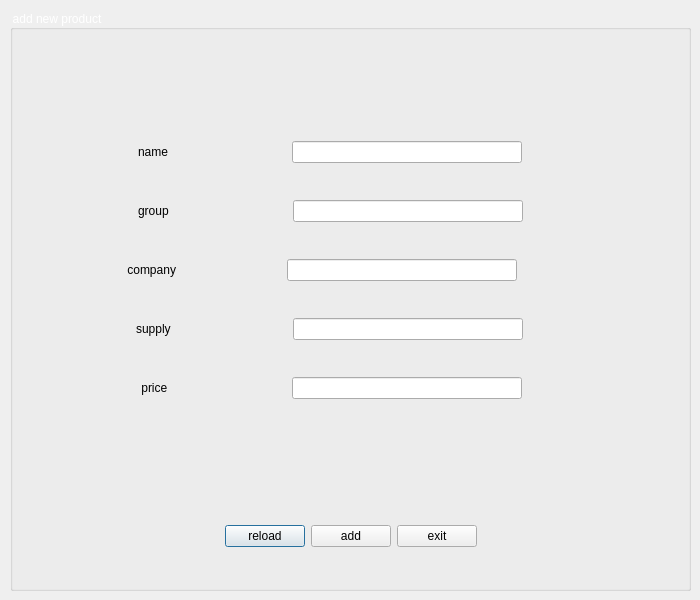
Qt form adminadd.ui (melika-ag8/finalfoof) before a commit.
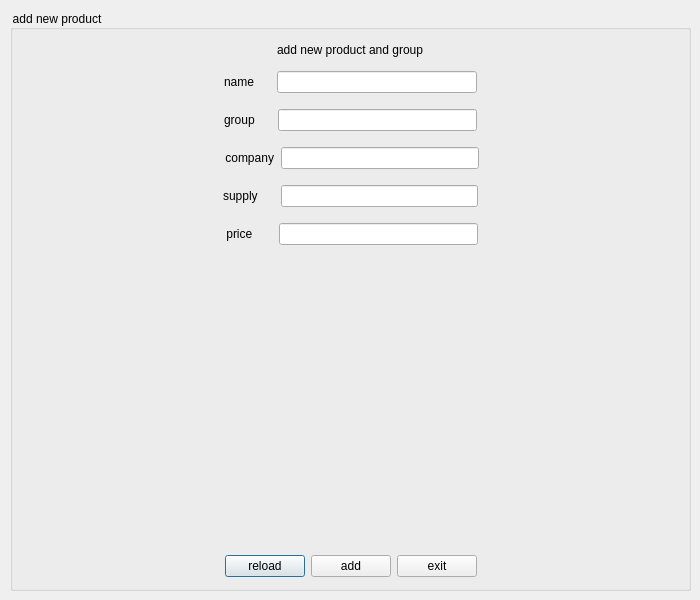
The same form after that commit. Icons and pictures are not drawn.

The edit to the form file:
```diff
--- a/adminadd.ui
+++ b/adminadd.ui
@@ -35,7 +35,7 @@
     </rect>
    </property>
    <property name="styleSheet">
-    <string notr="true">color:white;</string>
+    <string notr="true">color:black;</string>
    </property>
    <property name="title">
     <string>add new product</string>
@@ -69,20 +69,55 @@
       <number>5</number>
      </property>
      <item>
-      <spacer name="verticalSpacer_3">
+      <layout class="QVBoxLayout" name="verticalLayout">
+       <property name="leftMargin">
+        <number>5</number>
+       </property>
+       <property name="topMargin">
+        <number>5</number>
+       </property>
+       <property name="rightMargin">
+        <number>5</number>
+       </property>
+       <property name="bottomMargin">
+        <number>5</number>
+       </property>
+       <item>
+        <layout class="QHBoxLayout" name="horizontalLayout">
+         <item>
+          <spacer name="horizontalSpacer_9">
        <property name="orientation">
-        <enum>Qt::Vertical</enum>
-       </property>
-       <property name="sizeType">
-        <enum>QSizePolicy::Fixed</enum>
-       </property>
+            <enum>Qt::Horizontal</enum>
+           </property>
+           <property name="sizeHint" stdset="0">
+            <size>
+             <width>40</width>
+             <height>20</height>
+            </size>
+           </property>
+          </spacer>
+         </item>
+         <item>
+          <widget class="QLabel" name="label_5">
+           <property name="text">
+            <string>add new product and group</string>
+           </property>
+          </widget>
+         </item>
+         <item>
+          <spacer name="horizontalSpacer_8">
+           <property name="orientation">
+            <enum>Qt::Horizontal</enum>
+           </property>
        <property name="sizeHint" stdset="0">
         <size>
-         <width>20</width>
-         <height>80</height>
+             <width>40</width>
+             <height>20</height>
         </size>
        </property>
       </spacer>
+         </item>
+        </layout>
      </item>
      <item>
       <layout class="QHBoxLayout" name="horizontalLayout_3">
@@ -98,6 +133,19 @@
        <property name="bottomMargin">
         <number>5</number>
        </property>
+         <item>
+          <spacer name="horizontalSpacer_5">
+           <property name="orientation">
+            <enum>Qt::Horizontal</enum>
+           </property>
+           <property name="sizeHint" stdset="0">
+            <size>
+             <width>40</width>
+             <height>20</height>
+            </size>
+           </property>
+          </spacer>
+         </item>
        <item>
         <widget class="QLabel" name="label">
          <property name="sizePolicy">
@@ -110,22 +158,22 @@
           <string notr="true">color:black;</string>
          </property>
          <property name="text">
-          <string>name</string>
+            <string>name     </string>
          </property>
         </widget>
        </item>
        <item>
         <widget class="QLineEdit" name="nameline">
          <property name="sizePolicy">
-          <sizepolicy hsizetype="Fixed" vsizetype="Fixed">
+            <sizepolicy hsizetype="Expanding" vsizetype="Fixed">
            <horstretch>0</horstretch>
            <verstretch>0</verstretch>
           </sizepolicy>
          </property>
          <property name="maximumSize">
           <size>
-           <width>230</width>
-           <height>16777215</height>
+             <width>300</width>
+             <height>30</height>
           </size>
          </property>
          <property name="styleSheet">
@@ -134,13 +182,10 @@
         </widget>
        </item>
        <item>
-        <spacer name="horizontalSpacer">
+          <spacer name="horizontalSpacer_10">
          <property name="orientation">
           <enum>Qt::Horizontal</enum>
          </property>
-         <property name="sizeType">
-          <enum>QSizePolicy::Fixed</enum>
-         </property>
          <property name="sizeHint" stdset="0">
           <size>
            <width>40</width>
@@ -165,6 +210,19 @@
        <property name="bottomMargin">
         <number>5</number>
        </property>
+         <item>
+          <spacer name="horizontalSpacer_6">
+           <property name="orientation">
+            <enum>Qt::Horizontal</enum>
+           </property>
+           <property name="sizeHint" stdset="0">
+            <size>
+             <width>40</width>
+             <height>20</height>
+            </size>
+           </property>
+          </spacer>
+         </item>
        <item>
         <widget class="QLabel" name="label_2">
          <property name="sizePolicy">
@@ -177,22 +235,22 @@
           <string notr="true">color:black;</string>
          </property>
          <property name="text">
-          <string>group</string>
+            <string>group     </string>
          </property>
         </widget>
        </item>
        <item>
         <widget class="QLineEdit" name="groupline">
          <property name="sizePolicy">
-          <sizepolicy hsizetype="Fixed" vsizetype="Fixed">
+            <sizepolicy hsizetype="Expanding" vsizetype="Fixed">
            <horstretch>0</horstretch>
            <verstretch>0</verstretch>
           </sizepolicy>
          </property>
          <property name="maximumSize">
           <size>
-           <width>230</width>
-           <height>16777215</height>
+             <width>300</width>
+             <height>30</height>
           </size>
          </property>
          <property name="styleSheet">
@@ -201,13 +259,10 @@
         </widget>
        </item>
        <item>
-        <spacer name="horizontalSpacer_4">
+          <spacer name="horizontalSpacer">
          <property name="orientation">
           <enum>Qt::Horizontal</enum>
          </property>
-         <property name="sizeType">
-          <enum>QSizePolicy::Fixed</enum>
-         </property>
          <property name="sizeHint" stdset="0">
           <size>
            <width>40</width>
@@ -235,6 +290,19 @@
        <property name="bottomMargin">
         <number>5</number>
        </property>
+         <item>
+          <spacer name="horizontalSpacer_7">
+           <property name="orientation">
+            <enum>Qt::Horizontal</enum>
+           </property>
+           <property name="sizeHint" stdset="0">
+            <size>
+             <width>40</width>
+             <height>20</height>
+            </size>
+           </property>
+          </spacer>
+         </item>
        <item>
         <widget class="QLabel" name="label_7">
          <property name="sizePolicy">
@@ -254,15 +322,15 @@
        <item>
         <widget class="QLineEdit" name="companyline">
          <property name="sizePolicy">
-          <sizepolicy hsizetype="Fixed" vsizetype="Fixed">
+            <sizepolicy hsizetype="Expanding" vsizetype="Fixed">
            <horstretch>0</horstretch>
            <verstretch>0</verstretch>
           </sizepolicy>
          </property>
          <property name="maximumSize">
           <size>
-           <width>230</width>
-           <height>16777215</height>
+             <width>300</width>
+             <height>30</height>
           </size>
          </property>
          <property name="styleSheet">
@@ -271,16 +339,13 @@
         </widget>
        </item>
        <item>
-        <spacer name="horizontalSpacer_5">
+          <spacer name="horizontalSpacer_4">
          <property name="orientation">
           <enum>Qt::Horizontal</enum>
          </property>
-         <property name="sizeType">
-          <enum>QSizePolicy::Fixed</enum>
-         </property>
          <property name="sizeHint" stdset="0">
           <size>
-           <width>60</width>
+             <width>40</width>
            <height>20</height>
           </size>
          </property>
@@ -302,6 +367,19 @@
        <property name="bottomMargin">
         <number>5</number>
        </property>
+         <item>
+          <spacer name="horizontalSpacer_13">
+           <property name="orientation">
+            <enum>Qt::Horizontal</enum>
+           </property>
+           <property name="sizeHint" stdset="0">
+            <size>
+             <width>40</width>
+             <height>20</height>
+            </size>
+           </property>
+          </spacer>
+         </item>
        <item>
         <widget class="QLabel" name="label_3">
          <property name="sizePolicy">
@@ -314,22 +392,22 @@
           <string notr="true">color:black;</string>
          </property>
          <property name="text">
-          <string>supply</string>
+            <string>supply     </string>
          </property>
         </widget>
        </item>
        <item>
         <widget class="QLineEdit" name="supplyline">
          <property name="sizePolicy">
-          <sizepolicy hsizetype="Fixed" vsizetype="Fixed">
+            <sizepolicy hsizetype="Expanding" vsizetype="Fixed">
            <horstretch>0</horstretch>
            <verstretch>0</verstretch>
           </sizepolicy>
          </property>
          <property name="maximumSize">
           <size>
-           <width>230</width>
-           <height>16777215</height>
+             <width>300</width>
+             <height>30</height>
           </size>
          </property>
          <property name="styleSheet">
@@ -338,13 +416,10 @@
         </widget>
        </item>
        <item>
-        <spacer name="horizontalSpacer_6">
+          <spacer name="horizontalSpacer_11">
          <property name="orientation">
           <enum>Qt::Horizontal</enum>
          </property>
-         <property name="sizeType">
-          <enum>QSizePolicy::Fixed</enum>
-         </property>
          <property name="sizeHint" stdset="0">
           <size>
            <width>40</width>
@@ -369,6 +444,19 @@
        <property name="bottomMargin">
         <number>5</number>
        </property>
+         <item>
+          <spacer name="horizontalSpacer_14">
+           <property name="orientation">
+            <enum>Qt::Horizontal</enum>
+           </property>
+           <property name="sizeHint" stdset="0">
+            <size>
+             <width>40</width>
+             <height>20</height>
+            </size>
+           </property>
+          </spacer>
+         </item>
        <item>
         <widget class="QLabel" name="label_4">
          <property name="sizePolicy">
@@ -381,22 +469,22 @@
           <string notr="true">color:black;</string>
          </property>
          <property name="text">
-          <string> price</string>
+            <string> price      </string>
          </property>
         </widget>
        </item>
        <item>
         <widget class="QLineEdit" name="priceline">
          <property name="sizePolicy">
-          <sizepolicy hsizetype="Fixed" vsizetype="Fixed">
+            <sizepolicy hsizetype="Expanding" vsizetype="Fixed">
            <horstretch>0</horstretch>
            <verstretch>0</verstretch>
           </sizepolicy>
          </property>
          <property name="maximumSize">
           <size>
-           <width>230</width>
-           <height>16777215</height>
+             <width>300</width>
+             <height>30</height>
           </size>
          </property>
          <property name="styleSheet">
@@ -405,17 +493,29 @@
         </widget>
        </item>
        <item>
-        <spacer name="horizontalSpacer_7">
+          <spacer name="horizontalSpacer_12">
          <property name="orientation">
           <enum>Qt::Horizontal</enum>
          </property>
-         <property name="sizeType">
-          <enum>QSizePolicy::Fixed</enum>
-         </property>
          <property name="sizeHint" stdset="0">
           <size>
            <width>40</width>
            <height>20</height>
+            </size>
+           </property>
+          </spacer>
+         </item>
+        </layout>
+       </item>
+       <item>
+        <spacer name="verticalSpacer_2">
+         <property name="orientation">
+          <enum>Qt::Vertical</enum>
+         </property>
+         <property name="sizeHint" stdset="0">
+          <size>
+           <width>20</width>
+           <height>40</height>
           </size>
          </property>
         </spacer>
```
Lines whose indentation alone changed are shown as unchanged.
